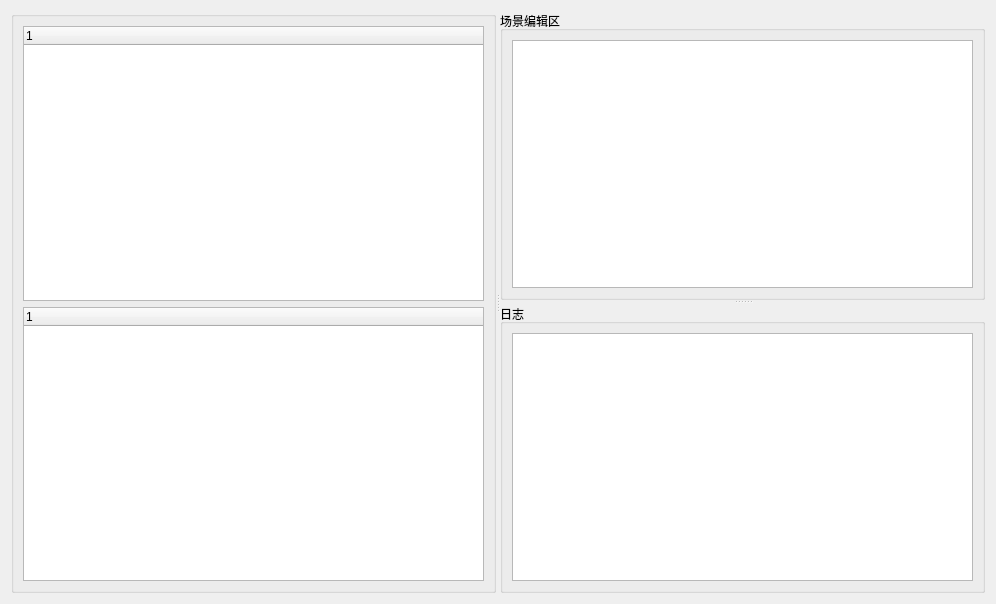
This is css/main/scene/sceneeditorview.ui in JZhq/CSS as Qt 5 draws it before an edit. The edited form follows.
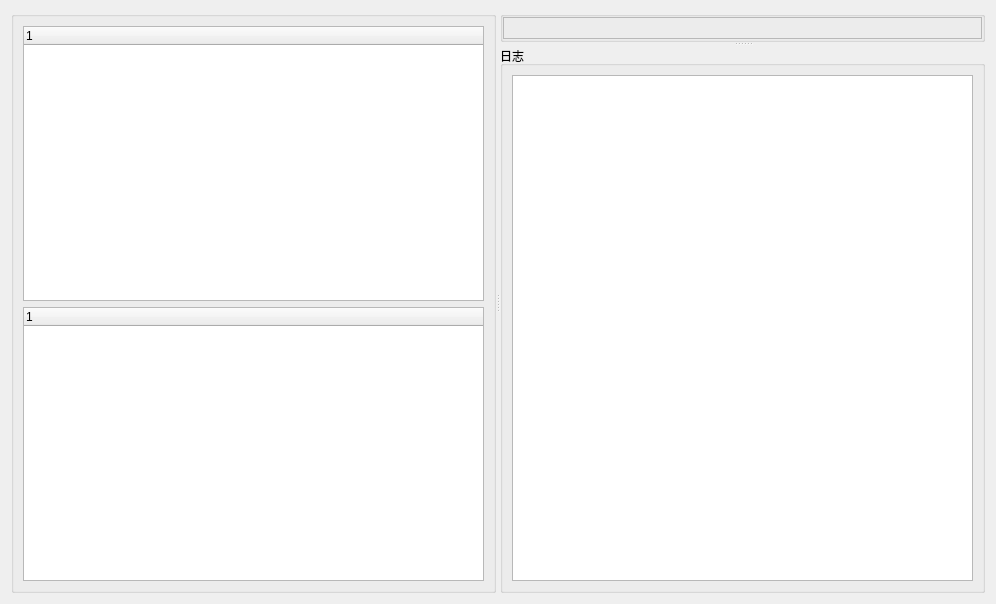
This is the edited form.

```diff
--- a/css/main/scene/sceneeditorview.ui
+++ b/css/main/scene/sceneeditorview.ui
@@ -38,11 +38,30 @@
       </property>
       <widget class="QGroupBox" name="groupBox_2">
        <property name="title">
-        <string>场景编辑区</string>
+        <string/>
        </property>
        <layout class="QGridLayout" name="gridLayout_2">
+        <property name="leftMargin">
+         <number>0</number>
+        </property>
+        <property name="topMargin">
+         <number>0</number>
+        </property>
+        <property name="rightMargin">
+         <number>0</number>
+        </property>
+        <property name="bottomMargin">
+         <number>0</number>
+        </property>
         <item row="0" column="0">
-         <widget class="QGraphicsView" name="graphicsView_scene"/>
+         <widget class="QFrame" name="frame">
+          <property name="frameShape">
+           <enum>QFrame::StyledPanel</enum>
+          </property>
+          <property name="frameShadow">
+           <enum>QFrame::Raised</enum>
+          </property>
+         </widget>
         </item>
        </layout>
       </widget>
```
Left out of the diff: 16 changed lines with no effect on the pictures.
